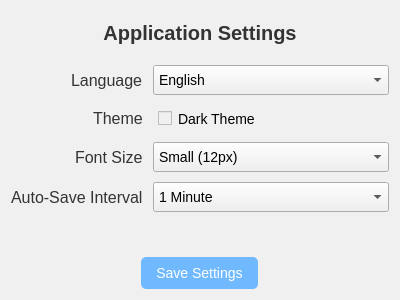
This is settings.ui in WeWeBunnyX/HotelReservationSQL_Application as Qt 5 draws it before an edit. The edited form follows.
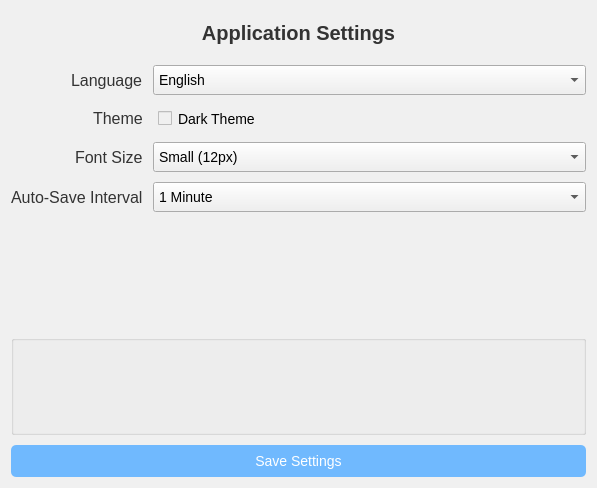
This is the edited form.

Diff of the .ui file:
```diff
--- a/settings.ui
+++ b/settings.ui
@@ -6,8 +6,8 @@
    <rect>
     <x>0</x>
     <y>0</y>
-    <width>400</width>
-    <height>300</height>
+    <width>597</width>
+    <height>488</height>
    </rect>
   </property>
   <property name="windowTitle">
@@ -178,12 +178,25 @@
      <property name="sizeHint" stdset="0">
       <size>
        <width>20</width>
-       <height>40</height>
+       <height>20</height>
       </size>
      </property>
     </spacer>
    </item>
-   <item alignment="Qt::AlignCenter">
+   <item>
+    <widget class="QGroupBox" name="groupBox">
+     <property name="minimumSize">
+      <size>
+       <width>100</width>
+       <height>100</height>
+      </size>
+     </property>
+     <property name="title">
+      <string/>
+     </property>
+    </widget>
+   </item>
+   <item>
     <widget class="QPushButton" name="saveButton">
      <property name="text">
       <string>Save Settings</string>
```
Left out of the diff: 18 changed lines with no effect on the pictures.
